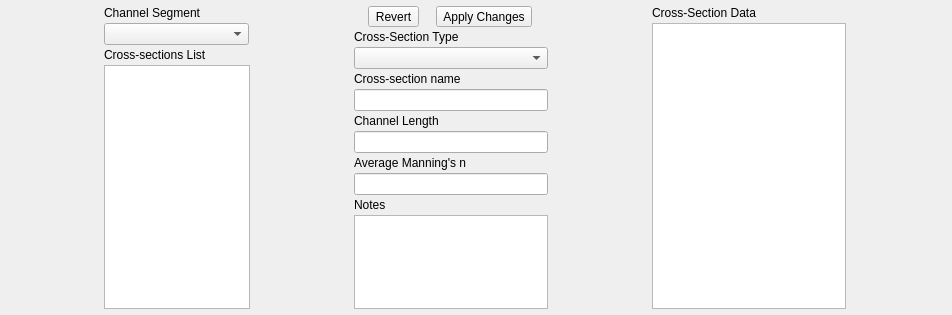
Old version of the form flo2d/ui/xsec_editor.ui in the repository FLO-2DSoftware/qgis-flo-2d-plugin.
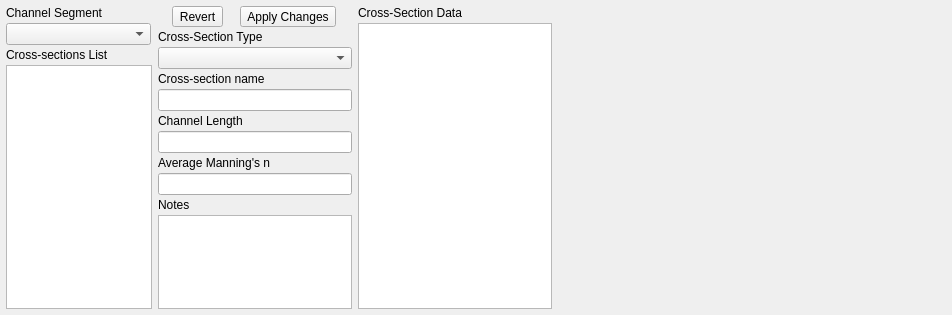
New version of the form.

Commit message: basic settings dialog ctd

Diff of the .ui file:
```diff
--- a/flo2d/ui/xsec_editor.ui
+++ b/flo2d/ui/xsec_editor.ui
@@ -31,16 +31,6 @@
      <property name="spacing">
       <number>0</number>
      </property>
-     <item row="0" column="5">
-      <layout class="QGridLayout" name="plotLayout">
-       <property name="margin">
-        <number>0</number>
-       </property>
-       <property name="spacing">
-        <number>0</number>
-       </property>
-      </layout>
-     </item>
      <item row="0" column="0">
       <widget class="QFrame" name="xsecListFrame">
        <property name="maximumSize">
@@ -320,6 +310,18 @@
        </layout>
       </widget>
      </item>
+     <item row="0" column="5">
+      <widget class="QWidget" name="plotParentWidget" native="true">
+       <layout class="QGridLayout" name="plotLayout">
+        <property name="margin">
+         <number>1</number>
+        </property>
+        <property name="spacing">
+         <number>0</number>
+        </property>
+       </layout>
+      </widget>
+     </item>
     </layout>
    </item>
   </layout>
```
Left out of the diff: 3 changed lines with no effect on the pictures. The commit also changes 2 other files.
